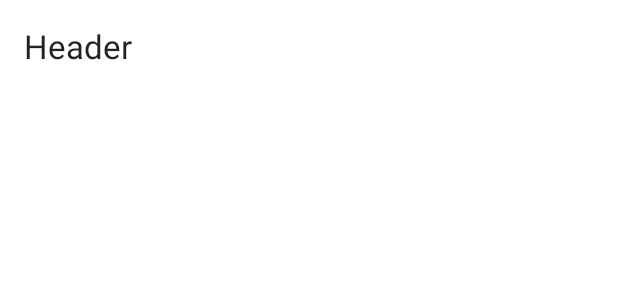
After one commit to rohitshampur/MaterialMensa, an Android app: the layout drawer_header.xml on its own in the app's theme, with its tools: preview values and no code run, on a phone screen of 412 x 824 dp. The commit adds this screen. Shown: the top 300 px of the screen. Run offline under Robolectric (Android 15) with nearby library versions, the phone set to English and light mode, and no system bars; network calls fail.

Commit message:
Trying to improve the NavigationDrawer.

```diff
--- a/app/build.gradle
+++ b/app/build.gradle
@@ -26,5 +26,5 @@ dependencies {
     compile 'com.android.support:recyclerview-v7:+'
     compile 'com.mcxiaoke.volley:library:1.0.+'
     compile 'it.neokree:MaterialTabs:0.11'
-    compile 'de.hdodenhof:circleimageview:1.2.+'
+    compile 'com.pkmmte.view:circularimageview:1.1'
 }
--- a/app/src/main/res/layout/activity_main.xml
+++ b/app/src/main/res/layout/activity_main.xml
@@ -30,7 +30,7 @@
             android:layout_width="match_parent"
             android:layout_height="0dp"
             android:layout_weight="1" />
-//
+
     </LinearLayout>
 
     <!-- NavigationDrawer -->
--- /dev/null
+++ b/app/src/main/res/layout/drawer_header.xml
@@ -0,0 +1,13 @@
+<?xml version="1.0" encoding="utf-8"?>
+<LinearLayout xmlns:android="http://schemas.android.com/apk/res/android"
+    android:orientation="vertical" android:layout_width="match_parent"
+    android:layout_height="match_parent">
+
+    <TextView
+        android:layout_width="match_parent"
+        android:layout_height="wrap_content"
+        android:text="Header"
+        style="@style/TextAppearance.AppCompat.Large"
+        android:padding="16dp"/>
+
+</LinearLayout>
```
Also changed, not shown: app/src/main/java/de/prttstft/materialmensa/fragments/FragmentNavDraw.java (+5 -4 lines), app/src/main/res/layout/fragment_navdraw.xml (+3 -40 lines), app/src/main/res/values/strings.xml (+12 -0 lines), 1 other file.
